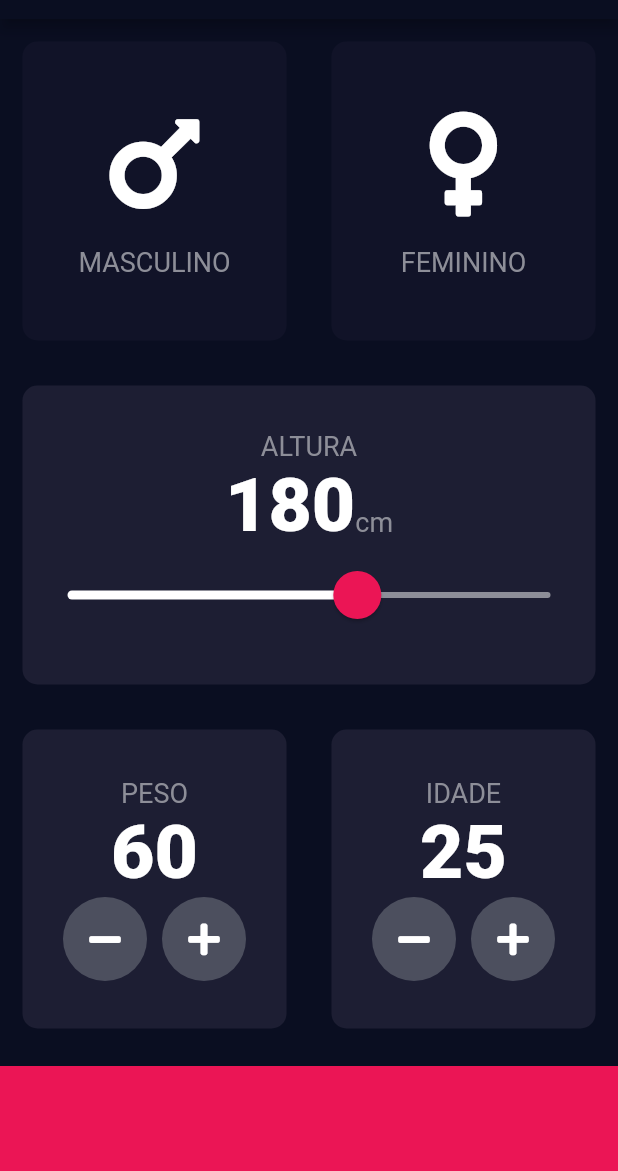
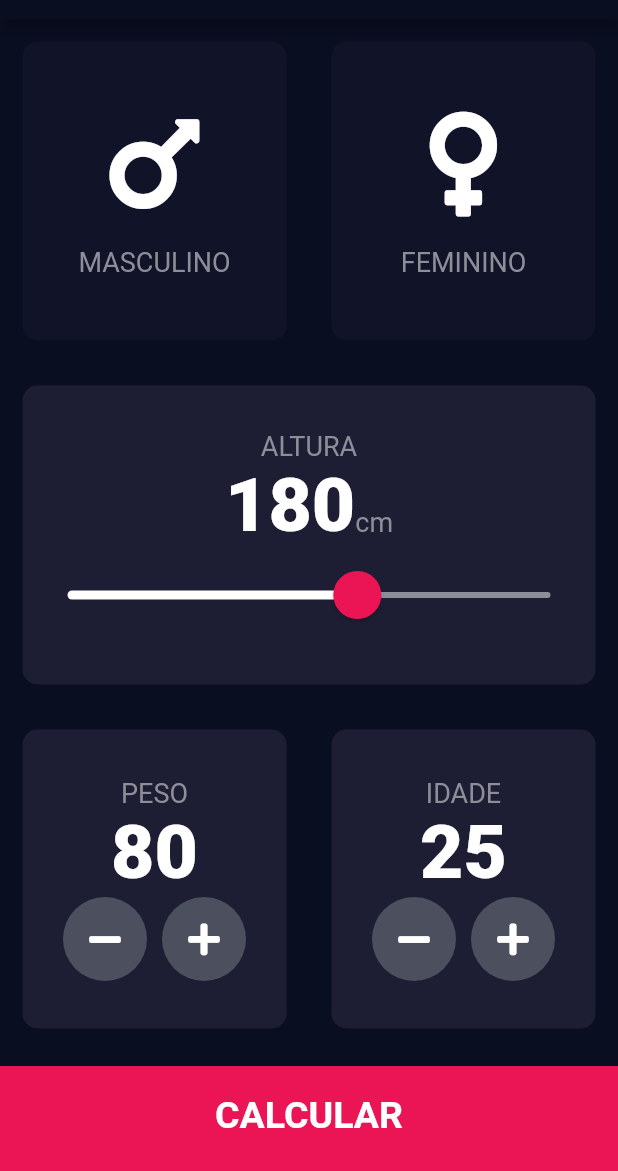
Before and after one commit to AlexPauloVieira/BMICalculator_Flutter, a Flutter app: the screen it shows after launch, on a phone screen of 412 x 824 dp, the part 65-1236 px from its top. Run offline on Flutter 3.47's test engine with Material 2 defaults, Android fonts, the phone set to English and light mode, and no system bars; our stand-ins replace font_awesome_flutter.

Commit message:
fourth part

```diff
--- /dev/null
+++ b/lib/components/bottom_button.dart
@@ -0,0 +1,29 @@
+import 'package:flutter/material.dart';
+import 'package:bmi_calculator/constants.dart';
+
+class BottomButton extends StatelessWidget {
+  BottomButton({@required this.onTap, @required this.buttonTitle});
+
+  final Function onTap;
+  final String buttonTitle;
+
+  @override
+  Widget build(BuildContext context) {
+    return GestureDetector(
+      onTap: onTap,
+      child: Container(
+        child: Center(
+          child: Text(
+            buttonTitle,
+            style: kLargeButtonTextStyle,
+          ),
+        ),
+        color: kBottomContainerColour,
+        margin: EdgeInsets.only(top: 10.0),
+        padding: EdgeInsets.only(bottom: 5.0),
+        width: double.infinity,
+        height: kBottomContainerHeight,
+      ),
+    );
+  }
+}
--- a/lib/reusable_gender_card.dart
+++ b/lib/components/reusable_gender_card.dart
@@ -1,5 +1,5 @@
 import 'package:flutter/material.dart';
-import 'constants.dart';
+import 'package:bmi_calculator/constants.dart';
 
 class ReusableGenderCard extends StatelessWidget {
   ReusableGenderCard({@required this.iconGender, @required this.textGender});
--- /dev/null
+++ b/lib/components/round_icon_button.dart
@@ -0,0 +1,23 @@
+import 'package:flutter/material.dart';
+
+class RoundIconButton extends StatelessWidget {
+  RoundIconButton({@required this.icon, @required this.onPressed});
+
+  final IconData icon;
+  final Function onPressed;
+
+  @override
+  Widget build(BuildContext context) {
+    return RawMaterialButton(
+      child: Icon(icon),
+      onPressed: onPressed,
+      elevation: 0.0,
+      constraints: BoxConstraints.tightFor(
+        width: 56.0,
+        height: 56.0,
+      ),
+      shape: CircleBorder(),
+      fillColor: Color(0xFF4C4F5E),
+    );
+  }
+}
--- a/lib/main.dart
+++ b/lib/main.dart
@@ -1,5 +1,7 @@
 import 'package:flutter/material.dart';
-import 'input_page.dart';
+import 'screens/input_page.dart';
+import 'screens/results_page.dart';
+import 'calculator_brain.dart';
 
 void main() => runApp(BMICalculator());
 
--- a/lib/input_page.dart
+++ b/lib/screens/input_page.dart
@@ -1,8 +1,12 @@
 import 'package:flutter/material.dart';
 import 'package:font_awesome_flutter/font_awesome_flutter.dart';
-import 'reusable_card.dart';
-import 'reusable_gender_card.dart';
-import 'constants.dart';
+import 'package:bmi_calculator/components/reusable_card.dart';
+import 'package:bmi_calculator/components/reusable_gender_card.dart';
+import 'package:bmi_calculator/constants.dart';
+import 'package:bmi_calculator/components/bottom_button.dart';
+import 'package:bmi_calculator/components/round_icon_button.dart';
+import 'package:bmi_calculator/calculator_brain.dart';
+import 'results_page.dart';
 
 enum Gender {
   male,
@@ -17,7 +21,7 @@ class InputPage extends StatefulWidget {
 class _InputPageState extends State<InputPage> {
   Gender selectedGender;
   int height = 180;
-  int weight = 60;
+  int weight = 80;
   int age = 25;
 
   @override
@@ -212,35 +216,25 @@ class _InputPageState extends State<InputPage> {
                 ],
               ),
             ),
-            Container(
-              color: kBottomContainerColour,
-              margin: EdgeInsets.only(top: 10.0),
-              width: double.infinity,
-              height: kBottomContainerHeight,
+            BottomButton(
+              buttonTitle: 'CALCULAR',
+              onTap: () {
+                CalculatorBrain calc =
+                    CalculatorBrain(height: height, weight: weight);
+
+                Navigator.push(
+                  context,
+                  MaterialPageRoute(
+                    builder: (context) => ResultsPage(
+                      bmiResult: calc.calculateBMI(),
+                      resultText: calc.getResult(),
+                      interpretation: calc.getInterpretation(),
+                    ),
+                  ),
+                );
+              },
             ),
           ],
         ));
   }
 }
-
-class RoundIconButton extends StatelessWidget {
-  RoundIconButton({@required this.icon, @required this.onPressed});
-
-  final IconData icon;
-  final Function onPressed;
-
-  @override
-  Widget build(BuildContext context) {
-    return RawMaterialButton(
-      child: Icon(icon),
-      onPressed: onPressed,
-      elevation: 0.0,
-      constraints: BoxConstraints.tightFor(
-        width: 56.0,
-        height: 56.0,
-      ),
-      shape: CircleBorder(),
-      fillColor: Color(0xFF4C4F5E),
-    );
-  }
-}
```
Also changed, not shown: lib/calculator_brain.dart (added, +35 -0 lines), lib/constants.dart (+25 -0 lines), lib/screens/results_page.dart (added, +71 -0 lines), lib/components/reusable_card.dart (renamed from lib/reusable_card.dart).
